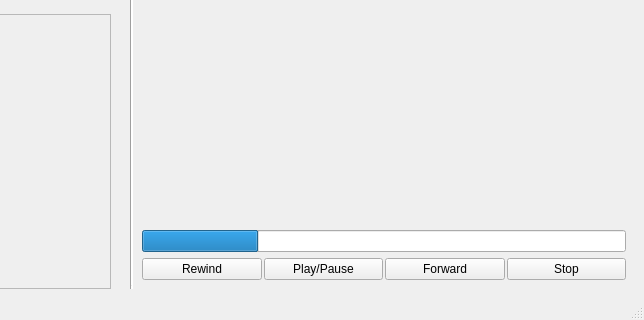
The window that gui/window.ui (rohit11may/Orbital-Simulation) describes before a commit, drawn with Qt 5; both pictures show x 229 to 873 and y 441 to 761 of the 873 by 761 pixel window.
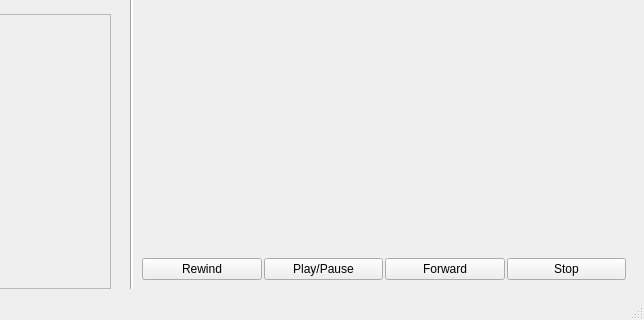
The same window after the commit.

Commit message: Added Pluto, Charon Increased speed greatly, by plotting entire array Adjusted widgets and GUI.

Patch:
```diff
--- a/gui/window.ui
+++ b/gui/window.ui
@@ -337,31 +337,6 @@
            <item>
             <layout class="QVBoxLayout" name="toolbar_container"/>
            </item>
-           <item>
-            <widget class="QProgressBar" name="loading_bar_widget">
-             <property name="sizePolicy">
-              <sizepolicy hsizetype="Minimum" vsizetype="Fixed">
-               <horstretch>0</horstretch>
-               <verstretch>0</verstretch>
-              </sizepolicy>
-             </property>
-             <property name="minimumSize">
-              <size>
-               <width>400</width>
-               <height>0</height>
-              </size>
-             </property>
-             <property name="value">
-              <number>24</number>
-             </property>
-             <property name="textVisible">
-              <bool>false</bool>
-             </property>
-             <property name="invertedAppearance">
-              <bool>false</bool>
-             </property>
-            </widget>
-           </item>
           </layout>
          </item>
          <item>
```
The commit also changes 4 other files.
